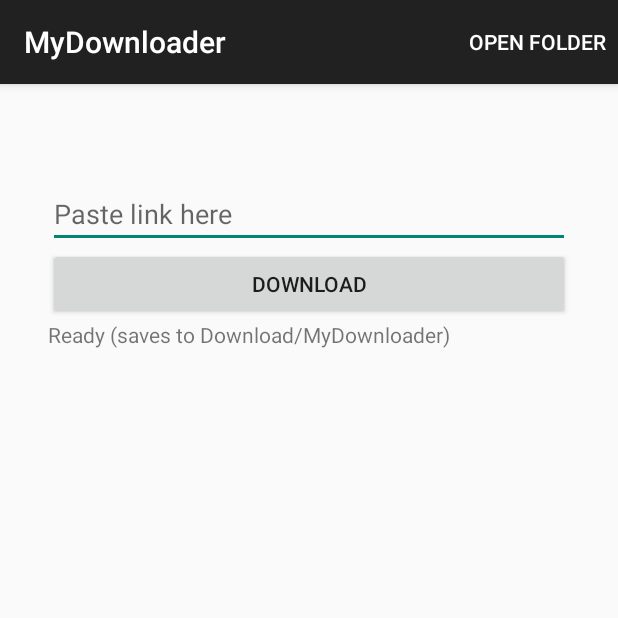
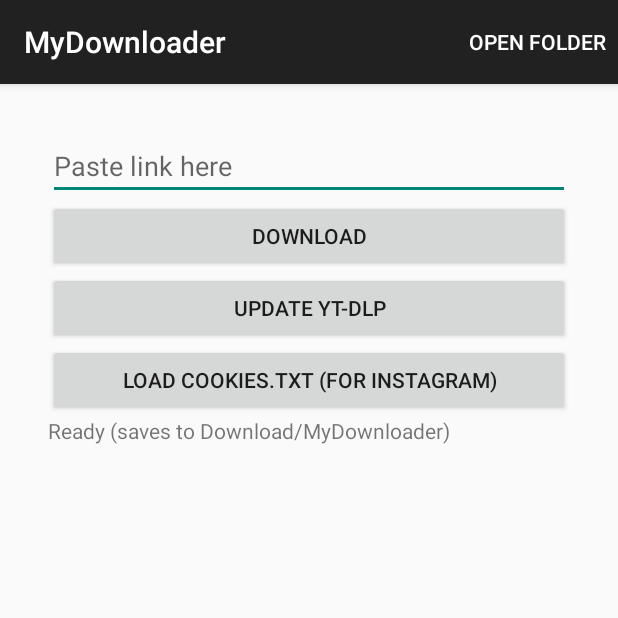
Before and after one commit to alvaroadpe/my-ytdlp-app, an Android app: the screen it shows after launch (MainActivity), on a phone screen of 412 x 824 dp, the top half of it. Run offline under Robolectric (Android 15) with nearby library versions, the phone set to English and light mode, and no system bars; libraries missing offline, so code that uses them is left out: com.yausername.ffmpeg, com.yausername.youtubedl_android; 2 statements that could not run were skipped.

Commit message:
Update MainActivity.kt

```diff
--- a/app/src/main/java/com/example/mydownloader/MainActivity.kt
+++ b/app/src/main/java/com/example/mydownloader/MainActivity.kt
@@ -14,7 +14,10 @@ import android.view.View
 import android.widget.Button
 import android.widget.EditText
 import android.widget.LinearLayout
+import android.widget.ProgressBar
+import android.widget.ScrollView
 import android.widget.TextView
+import androidx.activity.result.contract.ActivityResultContracts
 import androidx.appcompat.app.AppCompatActivity
 import androidx.core.content.FileProvider
 import com.yausername.ffmpeg.FFmpeg
@@ -27,9 +30,27 @@ class MainActivity : AppCompatActivity() {
     private lateinit var input: EditText
     private lateinit var status: TextView
     private lateinit var btn: Button
+    private lateinit var updateBtn: Button
+    private lateinit var cookiesBtn: Button
     private lateinit var openBtn: Button
     private lateinit var shareBtn: Button
+    private lateinit var progressBar: ProgressBar
     private var lastDownloadedUri: Uri? = null
+
+    private val cookieFile: File
+        get() = File(filesDir, "cookies.txt")
+
+    private val pickCookiesLauncher = registerForActivityResult(ActivityResultContracts.OpenDocument()) { uri ->
+        if (uri != null) {
+            contentResolver.openInputStream(uri)?.use { inputStream ->
+                cookieFile.outputStream().use { outputStream ->
+                    inputStream.copyTo(outputStream)
+                }
+            }
+            updateCookiesButtonText()
+            status.text = "Cookies saved! Try downloading again."
+        }
+    }
 
     override fun onCreate(savedInstanceState: Bundle?) {
         super.onCreate(savedInstanceState)
@@ -37,26 +58,41 @@ class MainActivity : AppCompatActivity() {
         FFmpeg.getInstance().init(this)
 
         input = EditText(this).apply { hint = "Paste link here" }
-        status = TextView(this).apply { text = "Ready (saves to Download/MyDownloader)" }
         btn = Button(this).apply { text = "Download" }
+        updateBtn = Button(this).apply { text = "Update yt-dlp" }
+        cookiesBtn = Button(this)
+        updateCookiesButtonText()
         openBtn = Button(this).apply { text = "Open File"; visibility = View.GONE }
         shareBtn = Button(this).apply { text = "Share File"; visibility = View.GONE }
 
-        setContentView(LinearLayout(this).apply {
+        // Circular indeterminate progress loading spinner
+        progressBar = ProgressBar(this, null, android.R.attr.progressBarStyleLarge).apply {
+            visibility = View.GONE
+        }
+
+        status = TextView(this).apply { text = "Ready (saves to Download/MyDownloader)" }
+
+        val layout = LinearLayout(this).apply {
             orientation = LinearLayout.VERTICAL
-            setPadding(48, 96, 48, 48)
+            setPadding(48, 48, 48, 48)
             addView(input)
             addView(btn)
-            addView(status)
+            addView(progressBar)
+            addView(updateBtn)
+            addView(cookiesBtn)
             addView(openBtn)
             addView(shareBtn)
-        })
+            addView(status)
+        }
+        setContentView(ScrollView(this).apply { addView(layout) })
 
         btn.setOnClickListener {
             val url = input.text.toString().trim()
             if (url.isNotEmpty()) startDownload(url)
         }
 
+        updateBtn.setOnClickListener { updateYtDlp() }
+        cookiesBtn.setOnClickListener { pickCookiesLauncher.launch(arrayOf("text/*", "*/*")) }
         openBtn.setOnClickListener { openOrShareFile(share = false) }
         shareBtn.setOnClickListener { openOrShareFile(share = true) }
 
@@ -70,9 +106,34 @@ class MainActivity : AppCompatActivity() {
         }
     }
 
+    private fun updateCookiesButtonText() {
+        cookiesBtn.text = if (cookieFile.exists()) "Cookies Loaded (Tap to Replace)" else "Load cookies.txt (For Instagram)"
+    }
+
+    private fun updateYtDlp() {
+        updateBtn.isEnabled = false
+        progressBar.visibility = View.VISIBLE
+        status.text = "Updating yt-dlp..."
+        thread {
+            try {
+                val updateStatus = YoutubeDL.getInstance().updateYoutubeDL(this, YoutubeDL.UpdateChannel.NIGHTLY)
+                runOnUiThread {
+                    status.text = "yt-dlp update status: $updateStatus"
+                    updateBtn.isEnabled = true
+                    progressBar.visibility = View.GONE
+                }
+            } catch (e: Exception) {
+                runOnUiThread {
+                    status.text = "Update failed: ${e.message}"
+                    updateBtn.isEnabled = true
+                    progressBar.visibility = View.GONE
+                }
+            }
+        }
+    }
+
     override fun onCreateOptionsMenu(menu: Menu): Boolean {
-        menu.add(0, 1, 0, "Open Folder")
-            .setShowAsAction(MenuItem.SHOW_AS_ACTION_ALWAYS)
+        menu.add(0, 1, 0, "Open Folder").setShowAsAction(MenuItem.SHOW_AS_ACTION_ALWAYS)
         return true
     }
 
@@ -101,16 +162,20 @@ class MainActivity : AppCompatActivity() {
         btn.isEnabled = false
         openBtn.visibility = View.GONE
         shareBtn.visibility = View.GONE
+        progressBar.visibility = View.VISIBLE
         status.text = "Downloading..."
 
         thread {
             try {
                 val tempDir = File(cacheDir, "ytdl").apply { deleteRecursively(); mkdirs() }
                 val request = YoutubeDLRequest(url).apply {
-                    addOption("-f", "bv*[ext=mp4]+ba[ext=m4a]/b[ext=mp4]/bv*+ba/b")
+                    addOption("-f", "bv*[height<=1080][ext=mp4]+ba[ext=m4a]/b[ext=mp4]/bv*+ba/b")
                     addOption("--merge-output-format", "mp4")
                     addOption("-o", "${tempDir.absolutePath}/%(title).50s.%(ext)s")
                     addOption("--print", "after_move:filepath")
+                    if (cookieFile.exists()) {
+                        addOption("--cookies", cookieFile.absolutePath)
+                    }
                 }
                 val response = YoutubeDL.getInstance().execute(request)
                 val path = response.out.trim().lines().lastOrNull()?.trim().orEmpty()
@@ -125,6 +190,7 @@ class MainActivity : AppCompatActivity() {
 
                 runOnUiThread {
                     btn.isEnabled = true
+                    progressBar.visibility = View.GONE
                     lastDownloadedUri = savedUri
                     status.text = "Saved to Download/MyDownloader:\n${tempFile.name}"
                     openBtn.visibility = View.VISIBLE
@@ -134,6 +200,7 @@ class MainActivity : AppCompatActivity() {
                 runOnUiThread {
                     status.text = "Error: ${e.message}"
                     btn.isEnabled = true
+                    progressBar.visibility = View.GONE
                 }
             }
         }
```
